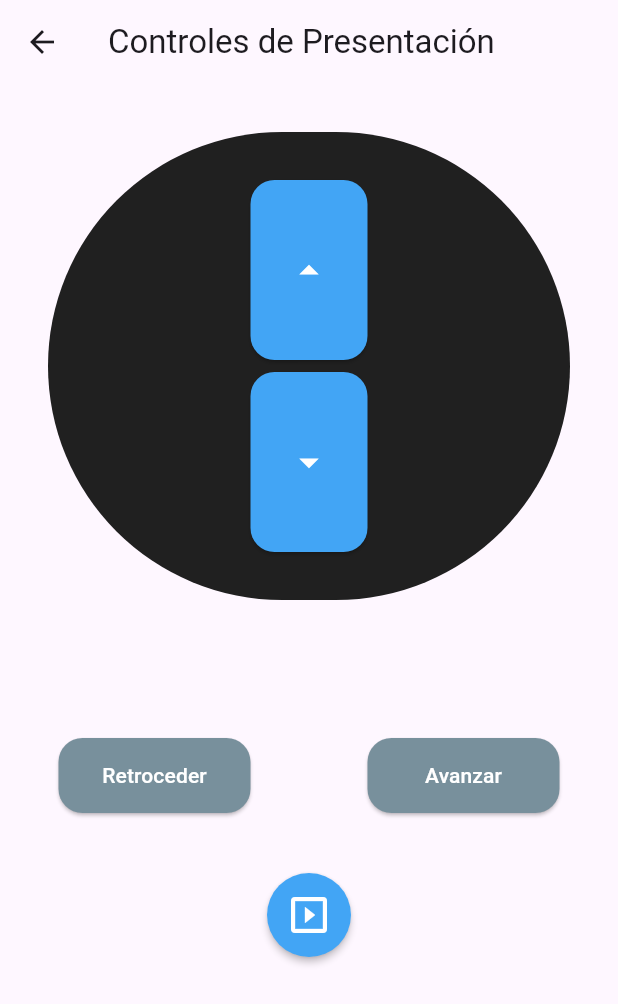
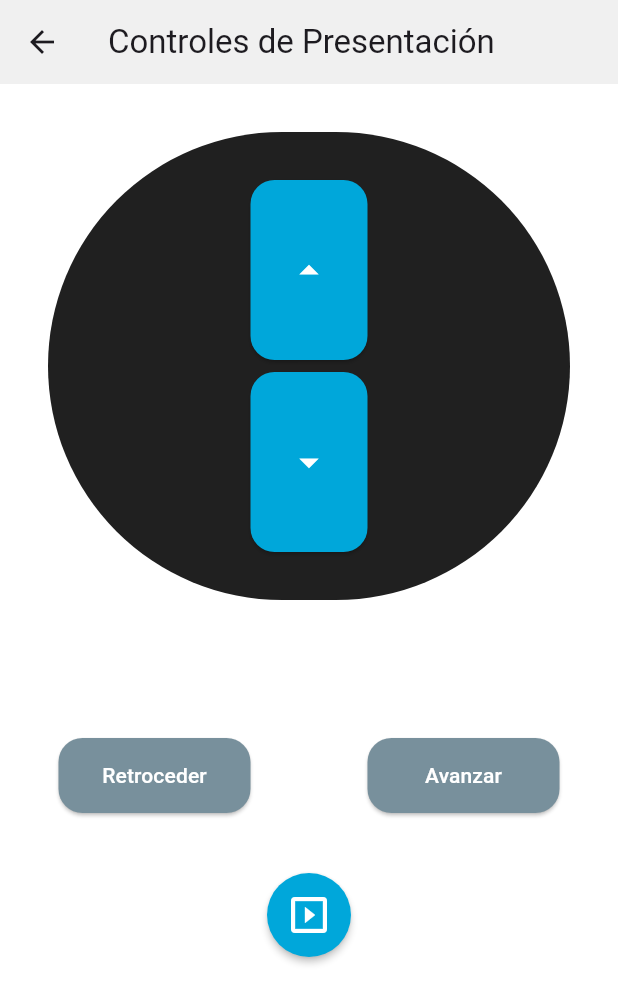
Before and after one commit to BionicHawk/pc_controller, a Flutter app: the screen it shows after launch, after a tap on "Controles de presentación", on a phone screen of 412 x 824 dp. Shown: the top 1004 px of the screen. Run offline on Flutter 3.47's test engine with Material 3 defaults, Android fonts, the phone set to English and light mode, and no system bars; our stand-ins replace dio, sensors_plus.

Commit message:
Setting the theme (50% complete) and makeing the UI better

```diff
--- a/lib/Screens/Home/components/main_home_art.dart
+++ b/lib/Screens/Home/components/main_home_art.dart
@@ -1,4 +1,5 @@
 import 'package:flutter/material.dart';
+import 'package:pc_controller/settings/theme.dart';
 
 class MainHomeArt extends StatelessWidget {
   const MainHomeArt({
@@ -7,14 +8,22 @@ class MainHomeArt extends StatelessWidget {
 
   @override
   Widget build(BuildContext context) {
+    final brightness = Theme.of(context).brightness;
+
+    final isLight = brightness == Brightness.light;
+
     const double width = 240;
     const double height = 240;
 
+    // Theme Colors
+    final primaryColor = isLight? CustomTheme.primaryColor : CustomThemeDark.primaryColor;
+    final secondBgColor = isLight? CustomTheme.secondaryBackgroundColor : CustomThemeDark.secondaryBackgroundColor;
+
     return Container(
       decoration: BoxDecoration(
-          color: Colors.black87,
+          color: secondBgColor,
           shape: BoxShape.circle,
-          border: Border.all(color: Colors.lightBlue, width: 8)
+          border: Border.all(color: primaryColor, width: 8)
       ),
       width: width,
       height: height,
--- a/lib/Screens/Home/components/nav_to_button.dart
+++ b/lib/Screens/Home/components/nav_to_button.dart
@@ -19,7 +19,9 @@ class NavToButton extends StatelessWidget {
         width: buttonWidth,
         height: buttonHeight,
         function: onPress,
-        child: CustomTextButton(text: value),
+        child: CustomTextButton(
+          text: value
+        ),
       ),
     );
   }
--- a/lib/Screens/host_name_screen/host_name_screen.dart
+++ b/lib/Screens/host_name_screen/host_name_screen.dart
@@ -1,3 +1,5 @@
+import 'dart:ui';
+
 import 'package:flutter/material.dart';
 import 'package:pc_controller/components/custom_field.dart';
 import 'package:pc_controller/components/main_button.dart';
@@ -17,7 +19,9 @@ class HostNameScreen extends StatelessWidget {
       Navigator.of(context).pop();
     }
 
-    return Padding(
+    return BackdropFilter(
+      filter: ImageFilter.blur(sigmaX: 2, sigmaY: 2, tileMode: TileMode.decal),
+      child: Padding(
         padding: const EdgeInsets.symmetric(horizontal: 16.0),
         child: Column(
           children: [
@@ -42,6 +46,7 @@ class HostNameScreen extends StatelessWidget {
             )
           ],
         ),
+      ),
     );
   }
 }
--- a/lib/Screens/slide_controls/components/circular_button.dart
+++ b/lib/Screens/slide_controls/components/circular_button.dart
@@ -1,4 +1,5 @@
 import 'package:flutter/material.dart';
+import 'package:pc_controller/settings/theme.dart';
 
 class CircularButton extends StatelessWidget {
   const CircularButton({super.key, this.onPressed, required this.icon});
@@ -8,11 +9,16 @@ class CircularButton extends StatelessWidget {
 
   @override
   Widget build(BuildContext context) {
+    final brightness = Theme.of(context).brightness;
+    final isLight = brightness == Brightness.light;
+
+    // Theme Colors
+    final primaryColor = isLight ? CustomTheme.primaryColor : CustomThemeDark.primaryColor;
 
     return FloatingActionButton(
       shape: const OvalBorder(),
       elevation: 2,
-      backgroundColor: Colors.blue.shade400,
+      backgroundColor: primaryColor,
       foregroundColor: Colors.white,
       onPressed: onPressed,
       child: Icon(icon, size: 32)
--- a/lib/Screens/slide_controls/components/large_button.dart
+++ b/lib/Screens/slide_controls/components/large_button.dart
@@ -1,4 +1,5 @@
 import 'package:flutter/material.dart';
+import 'package:pc_controller/settings/theme.dart';
 
 class LargeButton extends StatelessWidget {
   const LargeButton({super.key, required this.icon, this.onPressed});
@@ -8,9 +9,14 @@ class LargeButton extends StatelessWidget {
 
   @override
   Widget build(BuildContext context) {
+    final brightness = Theme.of(context).brightness;
+    final isLight = brightness == Brightness.light;
+
+    final primaryColor = isLight ? CustomTheme.primaryColor : CustomThemeDark.primaryColor;
+
     return ElevatedButton(
       style: ElevatedButton.styleFrom(
-        backgroundColor: Colors.blue.shade400,
+        backgroundColor: primaryColor,
         shape: RoundedRectangleBorder(borderRadius: BorderRadius.circular(16))
       ),
       onPressed: onPressed,
--- a/lib/Screens/slide_controls/components/page_switcher.dart
+++ b/lib/Screens/slide_controls/components/page_switcher.dart
@@ -1,5 +1,6 @@
 import 'package:flutter/material.dart';
 import 'package:pc_controller/Screens/slide_controls/components/large_button.dart';
+import 'package:pc_controller/settings/theme.dart';
 
 class PageSwitcher extends StatelessWidget {
   const PageSwitcher({
@@ -16,12 +17,17 @@ class PageSwitcher extends StatelessWidget {
 
     final mediaQ = MediaQuery.of(context);
     final size = mediaQ.size;
+    final brightness = Theme.of(context).brightness;
+    final isLight = brightness == Brightness.light;
+
+    // Theme Colors
+    final secondaryBackgroundColor = isLight ? CustomTheme.secondaryBackgroundColor : CustomThemeDark.secondaryBackgroundColor;
 
     return Container(
       margin: const EdgeInsets.all(32),
       decoration: BoxDecoration(
         borderRadius: BorderRadius.circular(size.width / 2),
-        color: const Color(0xff202020)
+        color: secondaryBackgroundColor
       ),
       child: Center(
         child: Padding(
--- a/lib/components/alerts.dart
+++ b/lib/components/alerts.dart
@@ -1,3 +1,5 @@
+import 'dart:ui';
+
 import 'package:flutter/material.dart';
 
 Future<void> showAlert(BuildContext context, Widget icon, String title, String message) async {
@@ -9,13 +11,16 @@ Future<void> showAlert(BuildContext context, Widget icon, String title, String m
 
       TextButton okButton = TextButton(onPressed: closeAlert, child: const Text("Ok"));
 
-      return AlertDialog(
+      return BackdropFilter(
+        filter: ImageFilter.blur(sigmaX: 4, sigmaY: 4),
+        child: AlertDialog(
           icon: icon,
           title: Text(title),
           content: Text(message),
           actions: [
             okButton
           ],
+        ),
       );
     });
 }
--- a/lib/components/main_button.dart
+++ b/lib/components/main_button.dart
@@ -1,4 +1,5 @@
 import 'package:flutter/material.dart';
+import 'package:pc_controller/settings/theme.dart';
 
 class MainButton extends StatelessWidget {
   const MainButton(
@@ -15,8 +16,19 @@ class MainButton extends StatelessWidget {
 
   @override
   Widget build(BuildContext context) {
+    final brightness = Theme.of(context).brightness;
+    final isLight = brightness == Brightness.light;
+
+    // Theme Colors
+    final primaryColor = isLight ? CustomTheme.primaryColor : CustomThemeDark.primaryColor;
+
     return ElevatedButton(
-      style: ElevatedButton.styleFrom(backgroundColor: Colors.blue),
+      style: ElevatedButton.styleFrom(
+        backgroundColor: primaryColor,
+        shape: RoundedRectangleBorder(
+          borderRadius: BorderRadius.circular(16)
+        ),
+      ),
       onPressed: function ?? () {},
       child: SizedBox(
         width: width,
@@ -24,7 +36,8 @@ class MainButton extends StatelessWidget {
         child: Center(
           child: child,
         ),
-        ));
+      )
+    );
   }
 }
 
--- a/lib/main.dart
+++ b/lib/main.dart
@@ -1,5 +1,6 @@
 import 'package:flutter/material.dart';
 import 'package:pc_controller/Screens/Home/home.dart';
+import 'package:pc_controller/settings/theme.dart';
 
 void main() {
   runApp(const MyApp());
@@ -14,9 +15,30 @@ class MyApp extends StatelessWidget {
     final MediaQueryData mediaQuery = MediaQuery.of(context);
 
     final Brightness brightness = mediaQuery.platformBrightness;
+    final isLight = brightness == Brightness.light;
+
+    // Theme Colors
+    final primaryColor = isLight ? CustomTheme.primaryColor : CustomThemeDark.primaryColor;
+    final primaryBgColor = isLight ? CustomTheme.backgroundColor : CustomThemeDark.backgroundColor;
+    final bottomSheetBgColor = isLight? CustomTheme.bottomSheetBg : CustomThemeDark.bottomSheetBg;
+    final headerBgColor = isLight ? CustomTheme.headerColor : CustomThemeDark.headerColor;
 
     return MaterialApp(
-      theme: ThemeData(useMaterial3: true, brightness: brightness),
+      theme: ThemeData(
+        useMaterial3: true,
+        brightness: brightness,
+        scaffoldBackgroundColor: primaryBgColor,
+        bottomSheetTheme: BottomSheetThemeData(
+          backgroundColor: bottomSheetBgColor,
+        ),
+        dialogTheme: DialogTheme(
+          backgroundColor: bottomSheetBgColor,
+          iconColor: primaryColor,
+        ),
+        appBarTheme: AppBarTheme(
+          backgroundColor: headerBgColor
+        ),
+      ),
       debugShowCheckedModeBanner: false,
       home: const Home(),
     );
--- a/lib/settings/theme.dart
+++ b/lib/settings/theme.dart
@@ -1,3 +1,27 @@
-class CustomTheme {
+import 'package:flutter/material.dart';
+
+class CustomTheme  {
   static const fontSizes = {"Title": 42.0};
+
+  static const Color primaryColor = Color.fromARGB(255, 0, 167, 218);
+  static const Color foreFontColor = Color(0xffffffff);
+
+  static const Color backgroundColor = Color(0xffffffff);
+  static const Color secondaryBackgroundColor = Color(0xff202020);
+  static const Color headerColor = Color.fromARGB(255, 240, 240, 240);
+  static const Color primaryFontColor = Color(0x00000000);
+  static const Color bottomSheetBg = Color.fromARGB(221, 255, 255, 255);
 }
+
+class CustomThemeDark {
+  static const fontSizes = {"Title": 42.0};
+
+  static const Color primaryColor = Color.fromARGB(255, 0, 135, 177);
+  static const Color foreFontColor = Color(0xffffffff);
+
+  static const Color backgroundColor = Color.fromARGB(255, 0, 0, 0);
+  static const Color secondaryBackgroundColor = Color(0xff202020);
+  static const Color headerColor = Color(0xff202020);
+  static const Color primaryFontColor = Color(0x00000000);
+  static const Color bottomSheetBg = Color.fromARGB(214, 32, 32, 32);
+}
```
Lines whose indentation alone changed are shown as unchanged.
